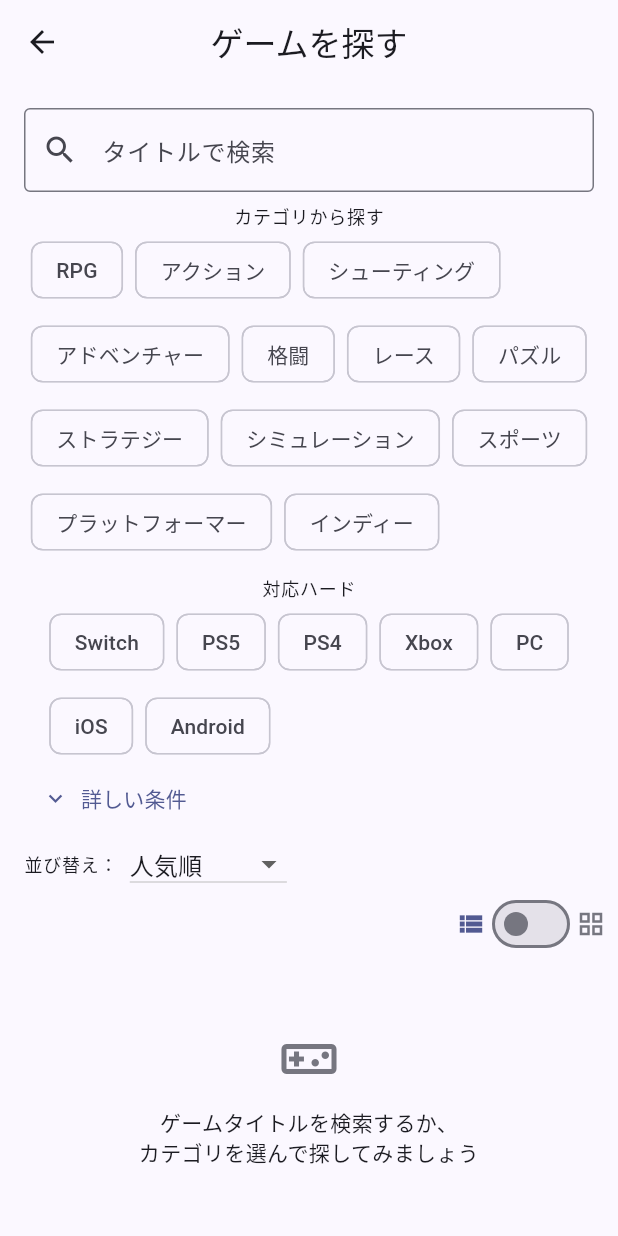
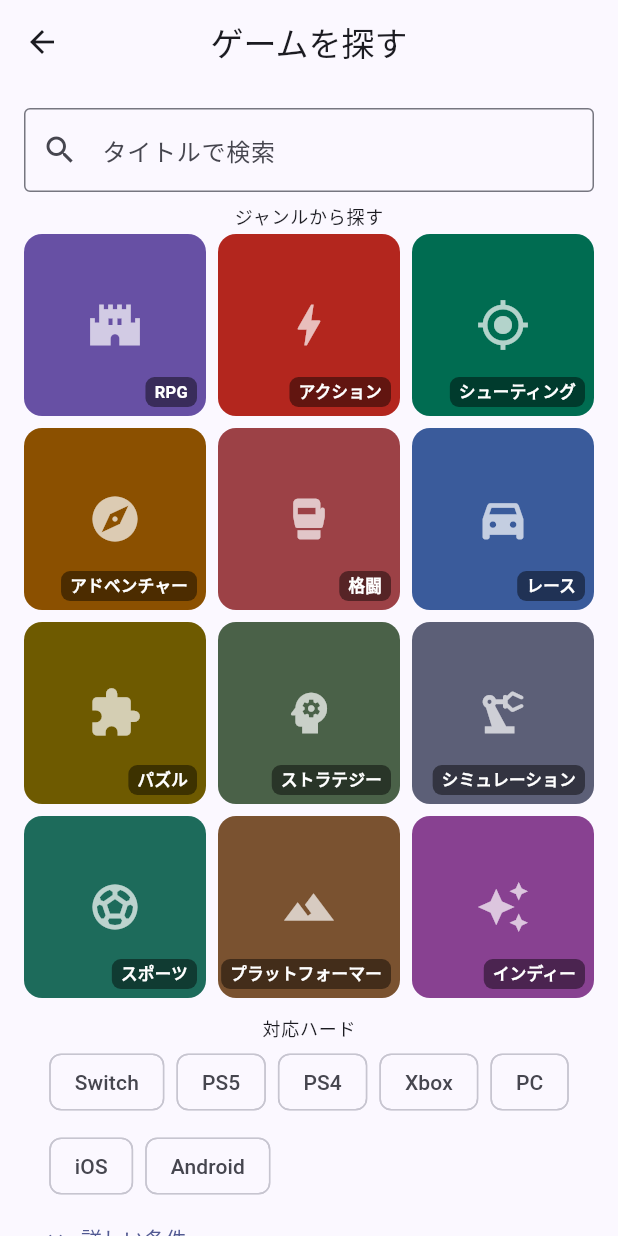
Before and after one commit to BIFFI1130/savepoint, a Flutter app: the GameSearchScreen screen opened directly, on a phone screen of 412 x 824 dp. Run offline on Flutter 3.47's test engine with Material 3 defaults, Android fonts, the phone set to English and light mode, and no system bars; our stand-ins replace cached_network_image, flutter_rating_bar, flutter_riverpod, go_router, sign_in_with_apple, supabase_flutter; accounts and stored records are empty; network calls fail; statements that could not run were skipped.

Commit message:
Rename category to genre and show it as icon badges
Rename all user-facing "カテゴリ" wording to "ジャンル", and replace the
genre filter's text chips with square badges: a genre-appropriate icon
centered on a colored tile, with the genre label pinned to the
bottom-right corner. Platform ("対応ハード") filtering is unchanged.

Co-Authored-By: Claude Sonnet 5 <noreply@anthropic.com>

```diff
--- a/lib/features/game_search/presentation/screens/game_search_screen.dart
+++ b/lib/features/game_search/presentation/screens/game_search_screen.dart
@@ -11,21 +11,21 @@ import '../../domain/game.dart';
 import '../../domain/platform_options.dart';
 import '../providers/game_search_providers.dart';
 
-/// カテゴリ（ジャンル）フィルタの選択肢（表示ラベル, IGDBの正式なジャンル名）。
+/// ジャンルフィルタの選択肢（表示ラベル, IGDBの正式なジャンル名, バッジのアイコンと色）。
 /// IGDBのジャンル一覧から、日本のユーザーに馴染みのある分類のみを抜粋している。
-const _genreOptions = <(String label, String value)>[
-  ('RPG', 'Role-playing (RPG)'),
-  ('アクション', "Hack and slash/Beat 'em up"),
-  ('シューティング', 'Shooter'),
-  ('アドベンチャー', 'Adventure'),
-  ('格闘', 'Fighting'),
-  ('レース', 'Racing'),
-  ('パズル', 'Puzzle'),
-  ('ストラテジー', 'Strategy'),
-  ('シミュレーション', 'Simulator'),
-  ('スポーツ', 'Sport'),
-  ('プラットフォーマー', 'Platform'),
-  ('インディー', 'Indie'),
+const _genreOptions = <(String label, String value, IconData icon, Color color)>[
+  ('RPG', 'Role-playing (RPG)', Icons.castle, Color(0xFF6750A4)),
+  ('アクション', "Hack and slash/Beat 'em up", Icons.bolt, Color(0xFFB3261E)),
+  ('シューティング', 'Shooter', Icons.gps_fixed, Color(0xFF006C51)),
+  ('アドベンチャー', 'Adventure', Icons.explore, Color(0xFF8B5000)),
+  ('格闘', 'Fighting', Icons.sports_mma, Color(0xFF9C4146)),
+  ('レース', 'Racing', Icons.directions_car_filled, Color(0xFF3A5B9B)),
+  ('パズル', 'Puzzle', Icons.extension, Color(0xFF6E5A00)),
+  ('ストラテジー', 'Strategy', Icons.psychology, Color(0xFF4A6148)),
+  ('シミュレーション', 'Simulator', Icons.precision_manufacturing, Color(0xFF5C5F77)),
+  ('スポーツ', 'Sport', Icons.sports_soccer, Color(0xFF1D6B5B)),
+  ('プラットフォーマー', 'Platform', Icons.terrain, Color(0xFF7A5230)),
+  ('インディー', 'Indie', Icons.auto_awesome, Color(0xFF884191)),
 ];
 
 class GameSearchScreen extends ConsumerStatefulWidget {
@@ -136,7 +136,7 @@ class _GameSearchScreenState extends ConsumerState<GameSearchScreen> {
                 return const SliverFillRemaining(
                   hasScrollBody: false,
                   child: EmptyView(
-                    message: 'ゲームタイトルを検索するか、\nカテゴリを選んで探してみましょう',
+                    message: 'ゲームタイトルを検索するか、\nジャンルを選んで探してみましょう',
                     icon: Icons.videogame_asset_outlined,
                   ),
                 );
@@ -195,21 +195,26 @@ class _GameSearchScreenState extends ConsumerState<GameSearchScreen> {
           Padding(
             padding: const EdgeInsets.fromLTRB(16, 0, 16, 4),
             child: Text(
-              'カテゴリから探す',
+              'ジャンルから探す',
               style: Theme.of(context).textTheme.labelMedium,
             ),
           ),
           Padding(
             padding: const EdgeInsets.symmetric(horizontal: 16),
-            child: Wrap(
-              spacing: 8,
-              runSpacing: 8,
+            child: GridView.count(
+              crossAxisCount: 3,
+              shrinkWrap: true,
+              physics: const NeverScrollableScrollPhysics(),
+              crossAxisSpacing: 8,
+              mainAxisSpacing: 8,
               children: [
                 for (final option in _genreOptions)
-                  FilterChip(
-                    label: Text(option.$1),
+                  _GenreBadge(
+                    label: option.$1,
+                    icon: option.$3,
+                    color: option.$4,
                     selected: _selectedGenres.contains(option.$2),
-                    onSelected: (_) => _onGenreTap(option.$2),
+                    onTap: () => _onGenreTap(option.$2),
                   ),
               ],
             ),
@@ -294,6 +299,85 @@ class _GameSearchScreenState extends ConsumerState<GameSearchScreen> {
           ),
         ],
       );
+  }
+}
+
+/// ジャンルの選択肢を表す正方形のバッジ。アイコンを中央に、ラベルを右下に配置する。
+class _GenreBadge extends StatelessWidget {
+  const _GenreBadge({
+    required this.label,
+    required this.icon,
+    required this.color,
+    required this.selected,
+    required this.onTap,
+  });
+
+  final String label;
+  final IconData icon;
+  final Color color;
+  final bool selected;
+  final VoidCallback onTap;
+
+  @override
+  Widget build(BuildContext context) {
+    return AspectRatio(
+      aspectRatio: 1,
+      child: Material(
+        color: color,
+        borderRadius: BorderRadius.circular(12),
+        child: InkWell(
+          borderRadius: BorderRadius.circular(12),
+          onTap: onTap,
+          child: Container(
+            decoration: BoxDecoration(
+              borderRadius: BorderRadius.circular(12),
+              border: selected
+                  ? Border.all(
+                      color: Theme.of(context).colorScheme.primary,
+                      width: 3,
+                    )
+                  : null,
+            ),
+            child: Stack(
+              children: [
+                Center(
+                  child: Icon(icon, size: 36, color: Colors.white70),
+                ),
+                if (selected)
+                  const Positioned(
+                    top: 6,
+                    left: 6,
+                    child: Icon(
+                      Icons.check_circle,
+                      color: Colors.white,
+                      size: 18,
+                    ),
+                  ),
+                Positioned(
+                  right: 6,
+                  bottom: 6,
+                  child: Container(
+                    padding: const EdgeInsets.symmetric(horizontal: 6, vertical: 2),
+                    decoration: BoxDecoration(
+                      color: Colors.black.withValues(alpha: 0.45),
+                      borderRadius: BorderRadius.circular(6),
+                    ),
+                    child: Text(
+                      label,
+                      style: const TextStyle(
+                        color: Colors.white,
+                        fontSize: 11,
+                        fontWeight: FontWeight.w600,
+                      ),
+                    ),
+                  ),
+                ),
+              ],
+            ),
+          ),
+        ),
+      ),
+    );
   }
 }
 
```
